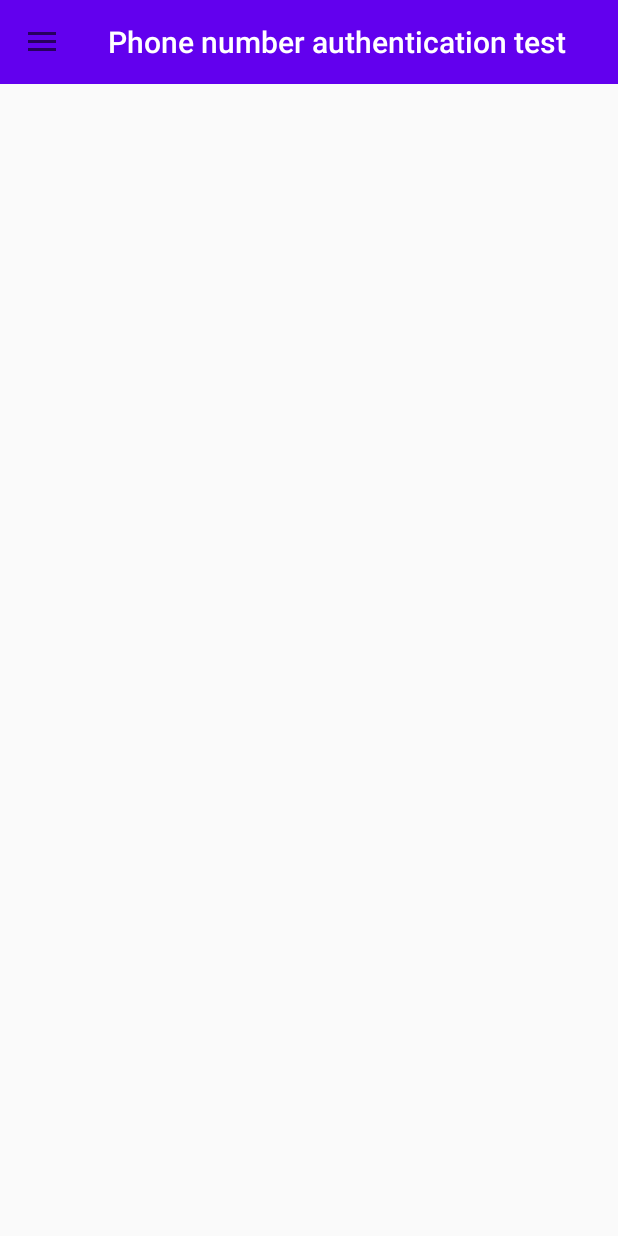
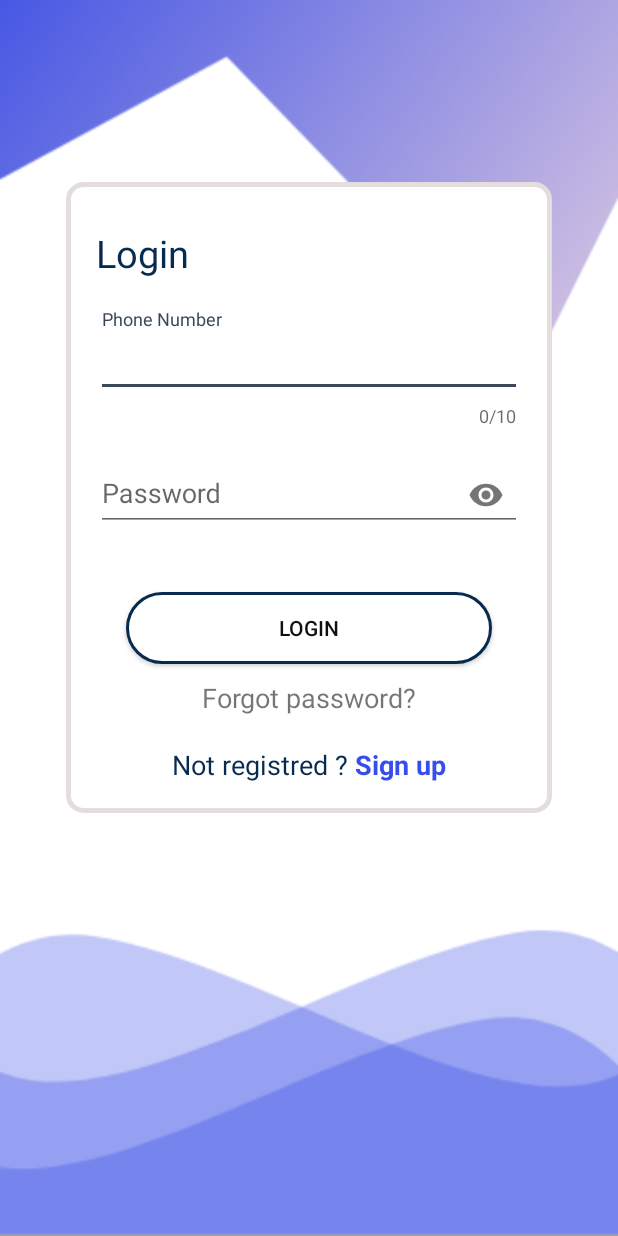
Before and after one commit to Sham-Alsamman/Expense-Managment, an Android app: the screen it shows after launch (TestActivity before the commit, Login after it), on a phone screen of 412 x 824 dp. Run offline under Robolectric (Android 15) with nearby library versions, the phone set to English and light mode, and no system bars.

Commit message:
lastEdit

```diff
--- a/app/src/main/AndroidManifest.xml
+++ b/app/src/main/AndroidManifest.xml
@@ -16,7 +16,7 @@
         <activity android:name=".Controller.welcomPage2" />
 
         <activity android:name=".Controller.SignUp"/>
-        <activity android:name=".Controller.TestActivity">
+        <activity android:name=".Controller.Login">
             <intent-filter>
                 <action android:name="android.intent.action.MAIN" />
 
--- a/app/src/main/java/com/example/scanningreceiptstest/Controller/Login.kt
+++ b/app/src/main/java/com/example/scanningreceiptstest/Controller/Login.kt
@@ -1,15 +1,76 @@
 package com.example.scanningreceiptstest.Controller
 
 import android.content.Intent
-import androidx.appcompat.app.AppCompatActivity
+import android.graphics.PorterDuff
 import android.os.Bundle
 import android.view.View
+import androidx.appcompat.app.AppCompatActivity
+import androidx.core.widget.doOnTextChanged
+import com.example.scanningreceiptstest.Model.Home
+import com.example.scanningreceiptstest.Model.recEnum
 import com.example.scanningreceiptstest.R
+import com.google.android.material.textfield.TextInputLayout
+import kotlinx.android.synthetic.main.activity_login.*
+import kotlinx.android.synthetic.main.activity_sign_up.*
+import kotlinx.android.synthetic.main.profile_activity.*
+import java.util.regex.Matcher
+import java.util.regex.Pattern
+
 
 class Login : AppCompatActivity() {
+
     override fun onCreate(savedInstanceState: Bundle?) {
         super.onCreate(savedInstanceState)
         setContentView(R.layout.activity_login)
+        val PhoneNum = findViewById<TextInputLayout>(R.id.phoneNumET)
+        val Password =findViewById<TextInputLayout>(R.id.PasswordEt)
+        val reg:String = "\\p{Punct}"
+        //val text1: String = PhoneNum.editText?.text.toString()
+
+        PhoneNum.editText?.doOnTextChanged { text, start, before, count ->
+            if(text.isNullOrEmpty()){
+                phoneNumET.setEndIconDrawable(R.drawable.ic_baseline_error_24)
+                phoneNumET.error = "Enter Your Phone Number "
+            }
+            else if(!text.startsWith("079") && !text.startsWith("078") && !text.startsWith("077")){
+                phoneNumET.setEndIconDrawable(R.drawable.ic_baseline_error_24)
+                phoneNumET.error ="Should Start with 077 or 078 or 079 "
+            }
+            else if(text.length<PhoneETSignUp.counterMaxLength) {
+                phoneNumET.setEndIconDrawable(R.drawable.ic_baseline_error_24)
+                phoneNumET.error = "Phone number must be 10 numbers long"
+            }
+            else if(text.length>phoneNumET.counterMaxLength) {
+                phoneNumET.setEndIconDrawable(R.drawable.ic_baseline_error_24)
+                phoneNumET.error = "Error"
+            }
+            else{
+                phoneNumET.setEndIconDrawable(0)
+
+                phoneNumET.error = null
+            }
+        }
+
+        Password.editText?.doOnTextChanged { text, start, before, count ->
+            val pattern = Pattern.compile(reg)
+            val matcher: Matcher = pattern.matcher(text)
+            if(matcher.find()){
+                PasswordEt.setEndIconActivated(false)
+               // PasswordEt.setEndIconDrawable(R.drawable.ic_baseline_error_24)
+               PasswordEt.error="Password Should Contain Only Characters and Numbers"
+               }
+           else  if(text.isNullOrEmpty()){
+              //  PasswordEt.setEndIconDrawable(R.drawable.ic_baseline_error_24)
+                PasswordEt.error = "Enter Password"
+            }
+            else{
+                //PasswordEt.setEndIconDrawable(0)
+                PasswordEt.error = null
+
+            }
+
+        }
+
 
 
     }
@@ -19,6 +80,13 @@ class Login : AppCompatActivity() {
         startActivity(i)
 
     }
+
+    fun Login(view: View) {
+       // val i = Intent(applicationContext, ::class.java)
+        //startActivity(i)
+    }
+
+
 /* CHECK THE NAMES OF THE VIEWS!! (causing error)
     fun ShowHidePass(view: View) {
 
--- /dev/null
+++ b/app/src/main/res/drawable/ic_baseline_error_24.xml
@@ -0,0 +1,10 @@
+<vector xmlns:android="http://schemas.android.com/apk/res/android"
+    android:width="24dp"
+    android:height="24dp"
+    android:viewportWidth="24"
+    android:viewportHeight="24"
+     >
+  <path
+      android:fillColor="@color/red"
+      android:pathData="M12,2C6.48,2 2,6.48 2,12s4.48,10 10,10 10,-4.48 10,-10S17.52,2 12,2zM13,17h-2v-2h2v2zM13,13h-2L11,7h2v6z"/>
+</vector>
--- a/app/src/main/res/layout/activity_login.xml
+++ b/app/src/main/res/layout/activity_login.xml
@@ -29,12 +29,17 @@
             app:layout_constraintBottom_toBottomOf="@+id/PasswordEt"
             app:layout_constraintEnd_toEndOf="parent"
             app:layout_constraintStart_toStartOf="parent"
+            app:counterEnabled="true"
+            app:errorEnabled="true"
+            app:endIconMode="custom"
+            app:counterMaxLength="10"
             app:layout_constraintTop_toBottomOf="@+id/textView2"
             style="@style/edit_text_style">
 
             <com.google.android.material.textfield.TextInputEditText
                 android:layout_width="match_parent"
-                android:layout_height="wrap_content" />
+                android:layout_height="wrap_content"
+                android:inputType="phone"/>
         </com.google.android.material.textfield.TextInputLayout>
 
         <com.google.android.material.textfield.TextInputLayout
@@ -43,6 +48,7 @@
             app:layout_constraintBottom_toTopOf="@+id/Loginbutton"
             app:layout_constraintEnd_toEndOf="parent"
             app:layout_constraintStart_toStartOf="parent"
+            app:errorEnabled="true"
             app:layout_constraintTop_toBottomOf="@+id/phoneNumET"
             style="@style/edit_text_style"
             app:endIconMode="password_toggle">
@@ -61,6 +67,7 @@
             android:text="Login"
             app:layout_constraintBottom_toTopOf="@+id/textView3"
             app:layout_constraintEnd_toEndOf="parent"
+            android:onClick="Login"
             app:layout_constraintStart_toStartOf="parent"
             app:layout_constraintTop_toBottomOf="@+id/PasswordEt"
             style="@style/light_button_style" />
```
Also changed, not shown: app/build.gradle (+7 -0 lines), app/src/main/java/com/example/scanningreceiptstest/Controller/SignUp.kt (+88 -0 lines), app/src/main/res/layout/acticity_about.xml (+15 -11 lines), app/src/main/res/layout/activity_sign_up.xml (+14 -4 lines).
